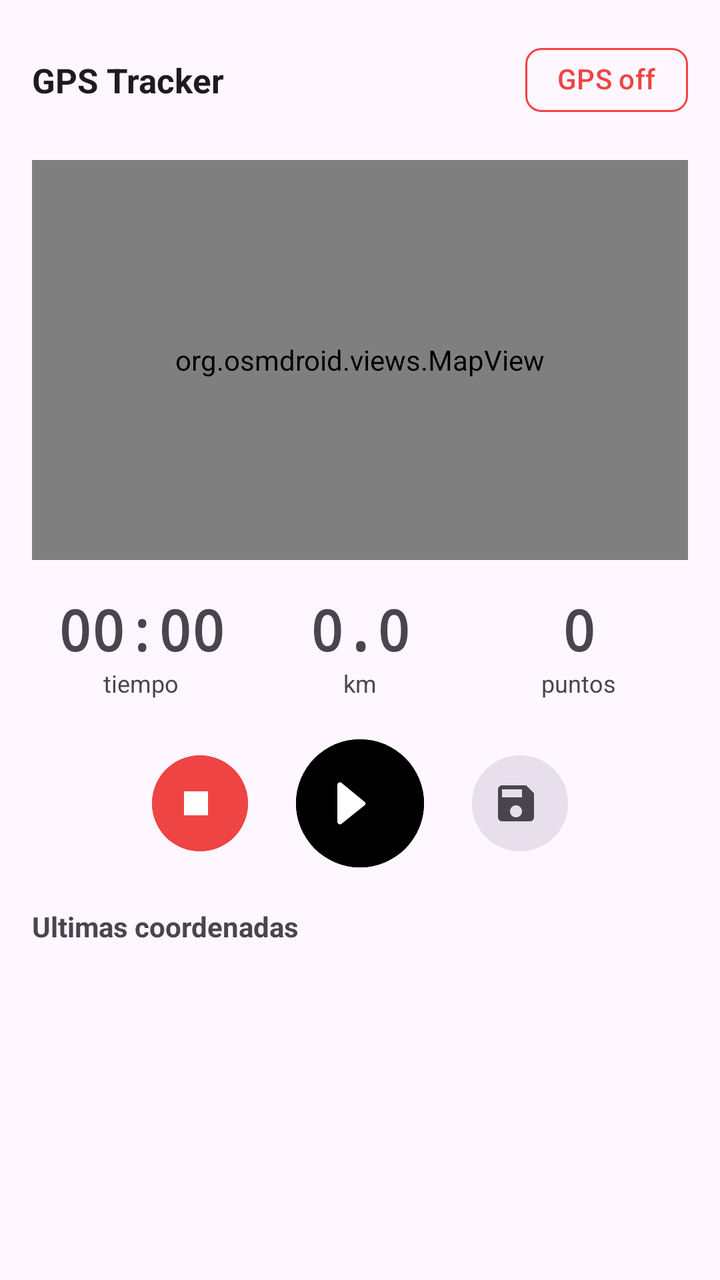
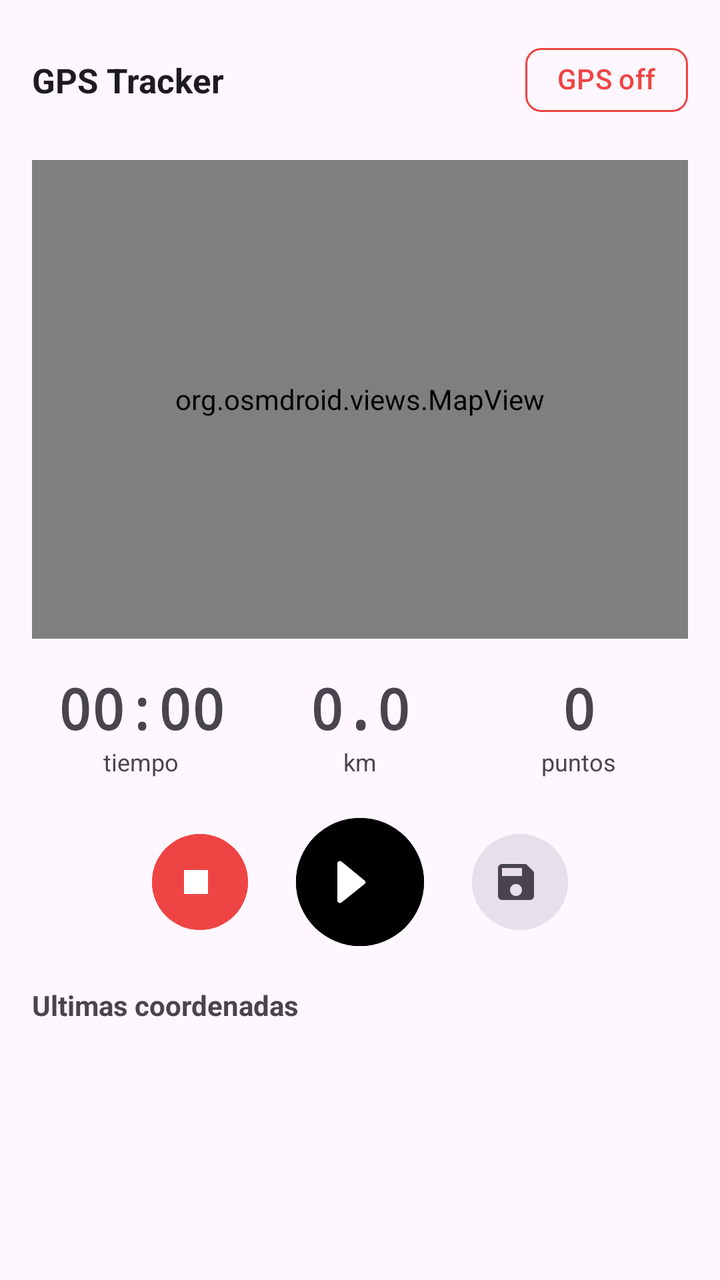

An Android layout rendered at two revisions. The XML below is the earlier revision; the diff shows what the commit changed to produce the second picture.
<!-- AndroidManifest.xml: application theme Theme.GPSTracker -->
<!-- res/layout/fragment_tracker.xml -->
<?xml version="1.0" encoding="utf-8"?>
<LinearLayout xmlns:android="http://schemas.android.com/apk/res/android"
    xmlns:app="http://schemas.android.com/apk/res-auto"
    android:layout_width="match_parent"
    android:layout_height="match_parent"
    android:orientation="vertical"
    android:background="?android:attr/colorBackground">

    <LinearLayout
        android:layout_width="match_parent"
        android:layout_height="wrap_content"
        android:orientation="horizontal"
        android:padding="16dp"
        android:gravity="center_vertical">

        <TextView
            android:layout_width="0dp"
            android:layout_height="wrap_content"
            android:layout_weight="1"
            android:text="GPS Tracker"
            android:textSize="17sp"
            android:textStyle="bold"
            android:textColor="?attr/colorOnBackground" />

        <com.google.android.material.chip.Chip
            android:id="@+id/chip_gps_status"
            android:layout_width="wrap_content"
            android:layout_height="wrap_content"
            android:text="@string/gps_off"
            app:chipStrokeWidth="1dp"
            app:chipStrokeColor="@color/danger"
            app:chipBackgroundColor="@android:color/transparent"
            android:textColor="@color/danger"
            app:chipMinHeight="32dp" />
    </LinearLayout>

    <org.osmdroid.views.MapView
        android:id="@+id/map"
        android:layout_width="match_parent"
        android:layout_height="200dp"
        android:layout_marginHorizontal="16dp" />

    <LinearLayout
        android:layout_width="match_parent"
        android:layout_height="wrap_content"
        android:orientation="horizontal"
        android:padding="16dp"
        android:gravity="center">

        <LinearLayout android:layout_width="0dp" android:layout_height="wrap_content" android:layout_weight="1" android:orientation="vertical" android:gravity="center">
            <TextView android:id="@+id/tv_time" android:layout_width="wrap_content" android:layout_height="wrap_content" android:text="00:00" android:textSize="28sp" android:textStyle="bold" android:fontFamily="monospace" />
            <TextView android:layout_width="wrap_content" android:layout_height="wrap_content" android:text="@string/time" android:textSize="12sp" android:textColor="?android:attr/textColorSecondary" />
        </LinearLayout>

        <LinearLayout android:layout_width="0dp" android:layout_height="wrap_content" android:layout_weight="1" android:orientation="vertical" android:gravity="center">
            <TextView android:id="@+id/tv_distance" android:layout_width="wrap_content" android:layout_height="wrap_content" android:text="0.0" android:textSize="28sp" android:textStyle="bold" android:fontFamily="monospace" />
            <TextView android:layout_width="wrap_content" android:layout_height="wrap_content" android:text="@string/distance" android:textSize="12sp" android:textColor="?android:attr/textColorSecondary" />
        </LinearLayout>

        <LinearLayout android:layout_width="0dp" android:layout_height="wrap_content" android:layout_weight="1" android:orientation="vertical" android:gravity="center">
            <TextView android:id="@+id/tv_points" android:layout_width="wrap_content" android:layout_height="wrap_content" android:text="0" android:textSize="28sp" android:textStyle="bold" android:fontFamily="monospace" />
            <TextView android:layout_width="wrap_content" android:layout_height="wrap_content" android:text="@string/points" android:textSize="12sp" android:textColor="?android:attr/textColorSecondary" />
        </LinearLayout>
    </LinearLayout>

    <LinearLayout
        android:layout_width="match_parent"
        android:layout_height="wrap_content"
        android:orientation="horizontal"
        android:gravity="center"
        android:paddingHorizontal="16dp"
        android:paddingBottom="16dp">

        <com.google.android.material.button.MaterialButton
            android:id="@+id/btn_stop"
            style="@style/Widget.Material3.Button.IconButton"
            android:layout_width="56dp"
            android:layout_height="56dp"
            app:icon="@drawable/ic_stop"
            app:iconSize="24dp"
            android:backgroundTint="@color/danger"
            app:iconTint="@color/white"
            android:enabled="false" />

        <com.google.android.material.button.MaterialButton
            android:id="@+id/btn_record"
            style="@style/Widget.Material3.Button.IconButton"
            android:layout_width="72dp"
            android:layout_height="72dp"
            android:layout_marginHorizontal="16dp"
            app:icon="@drawable/ic_play"
            app:iconSize="32dp"
            android:backgroundTint="?attr/colorPrimary"
            app:iconTint="@color/white" />

        <com.google.android.material.button.MaterialButton
            android:id="@+id/btn_save"
            style="@style/Widget.Material3.Button.IconButton"
            android:layout_width="56dp"
            android:layout_height="56dp"
            app:icon="@drawable/ic_save"
            app:iconSize="24dp"
            android:backgroundTint="?attr/colorSurfaceVariant"
            app:iconTint="?attr/colorOnSurfaceVariant"
            android:enabled="false" />
    </LinearLayout>

    <TextView
        android:layout_width="match_parent"
        android:layout_height="wrap_content"
        android:text="@string/last_coords"
        android:textSize="14sp"
        android:textStyle="bold"
        android:paddingHorizontal="16dp"
        android:paddingBottom="8dp"
        android:textColor="?android:attr/textColorSecondary" />

    <androidx.recyclerview.widget.RecyclerView
        android:id="@+id/rv_coords"
        android:layout_width="match_parent"
        android:layout_height="0dp"
        android:layout_weight="1"
        android:paddingHorizontal="16dp" />

</LinearLayout>
<!-- resources referenced by this layout -->
<resources>
  <color name="danger">#FFEF4444</color>
  <color name="white">#FFFFFFFF</color>
  <!-- drawable ic_play (drawable) -->
  <vector xmlns:android="http://schemas.android.com/apk/res/android" android:width="24dp" android:height="24dp" android:viewportWidth="24" android:viewportHeight="24">
      <path android:fillColor="#FFFFFF" android:pathData="M8,5.14v13.72c0,0.89 1.08,1.34 1.71,0.71l8.58,-6.86c0.39,-0.31 0.39,-0.91 0,-1.22L9.71,4.43C9.08,3.8 8,4.25 8,5.14z"/>
  </vector>
  <!-- drawable ic_save (drawable) -->
  <vector xmlns:android="http://schemas.android.com/apk/res/android" android:width="24dp" android:height="24dp" android:viewportWidth="24" android:viewportHeight="24">
      <path android:fillColor="#000000" android:pathData="M17,3H5C3.89,3 3,3.9 3,5v14c0,1.1 0.89,2 2,2h14c1.1,0 2,-0.9 2,-2V7L17,3zM12,19c-1.66,0 -3,-1.34 -3,-3s1.34,-3 3,-3 3,1.34 3,3 -1.34,3 -3,3zM15,9H5V5h10v4z"/>
  </vector>
  <!-- drawable ic_stop (drawable) -->
  <vector xmlns:android="http://schemas.android.com/apk/res/android" android:width="24dp" android:height="24dp" android:viewportWidth="24" android:viewportHeight="24">
      <path android:fillColor="#FFFFFF" android:pathData="M6,6h12v12H6V6z"/>
  </vector>
  <string name="distance">km</string>
  <string name="gps_off">GPS off</string>
  <string name="last_coords">Ultimas coordenadas</string>
  <string name="points">puntos</string>
  <string name="time">tiempo</string>
  <style name="Theme.GPSTracker" parent="Theme.Material3.DayNight.NoActionBar">
          <item name="colorPrimary">@color/black</item>
          <item name="colorPrimaryVariant">@color/black</item>
          <item name="colorOnPrimary">@color/white</item>
          <item name="colorSecondary">@color/accent</item>
          <item name="android:statusBarColor">@color/black</item>
          <item name="android:navigationBarColor">@color/white</item>
      </style>
  <color name="black">#FF000000</color>
  <color name="accent">#FF3B82F6</color>
</resources>

<!-- the commit's change to res/layout/fragment_tracker.xml (unified diff, before → after) -->
@@ -37,7 +37,8 @@
     <org.osmdroid.views.MapView
         android:id="@+id/map"
         android:layout_width="match_parent"
-        android:layout_height="200dp"
+        android:layout_height="0dp"
+        android:layout_weight="2"
         android:layout_marginHorizontal="16dp" />
 
     <LinearLayout
